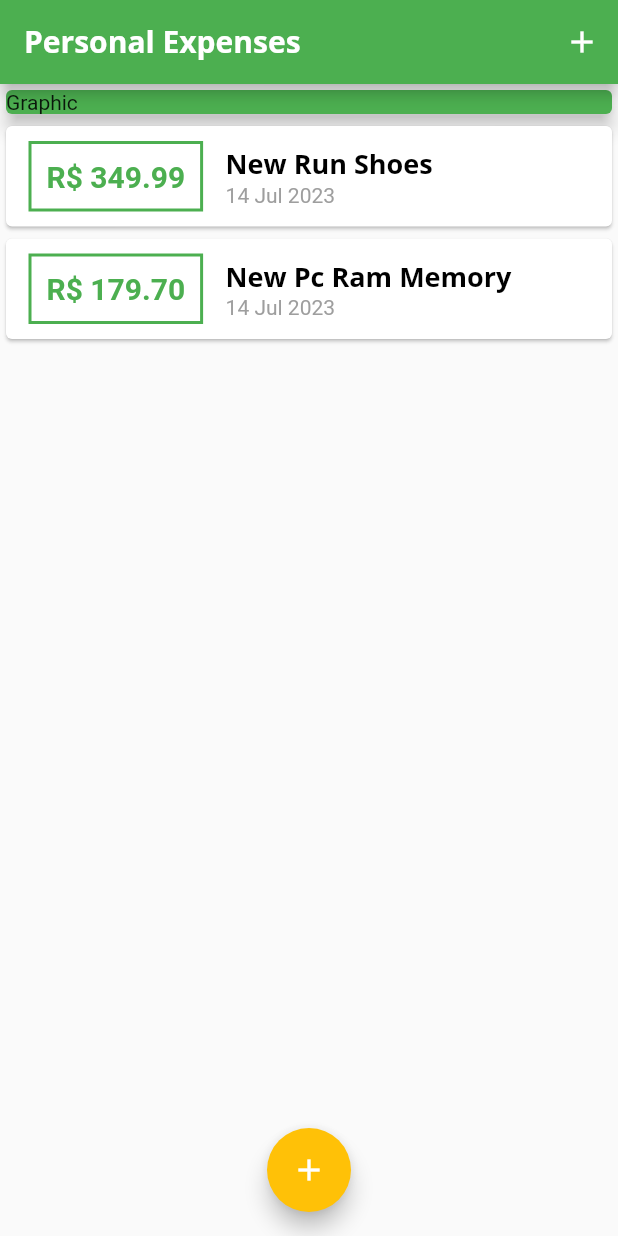
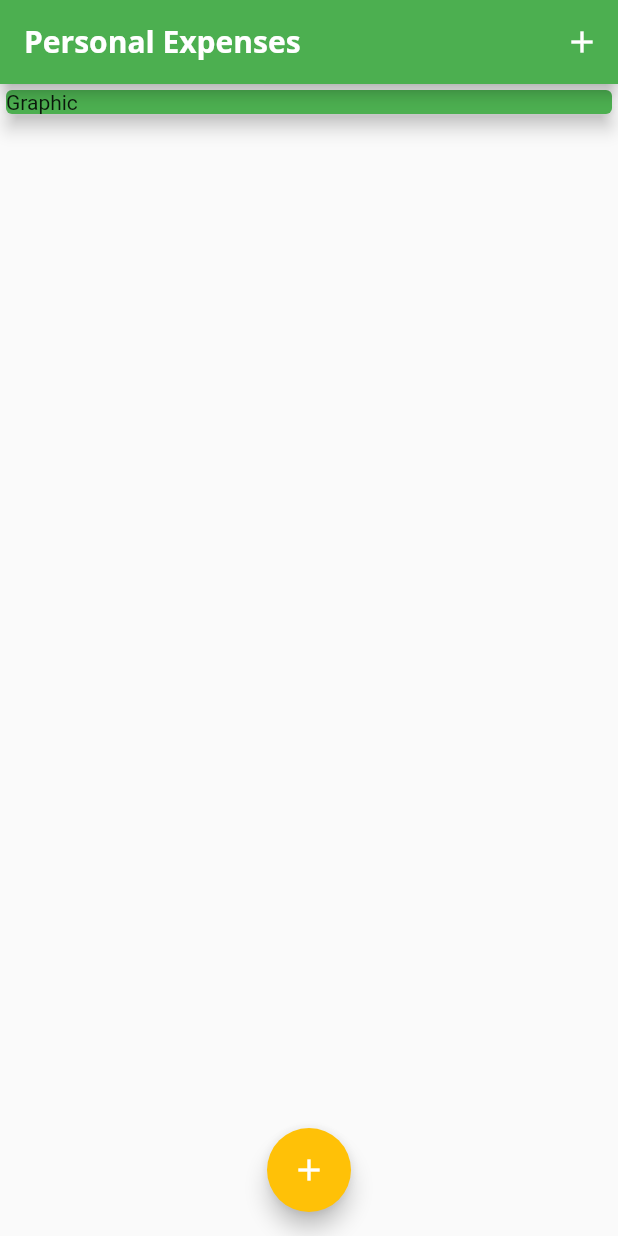
Before and after one commit to jternesconte/Expenses-App, a Flutter app: the screen it shows after launch, on a phone screen of 412 x 824 dp. Run offline on Flutter 3.47's test engine with Material 2 defaults, Android fonts, the phone set to English and light mode, and no system bars.

```diff
--- a/lib/main.dart
+++ b/lib/main.dart
@@ -48,19 +48,19 @@ class MyHomePage extends StatefulWidget {
 
 class _MyHomePageState extends State<MyHomePage> {
 
-    final _transactions = [
-    Transaction(
-      id: "t1",
-      title: "New Run Shoes",
-      value: 349.99,
-      date: DateTime.now(),
-    ),
-    Transaction(
-      id: "t2",
-      title: "New Pc Ram Memory",
-      value: 179.7,
-      date: DateTime.now(),
-    ),
+    final List<Transaction> _transactions = [
+    // Transaction(
+    //   id: "t1",
+    //   title: "New Run Shoes",
+    //   value: 349.99,
+    //   date: DateTime.now(),
+    // ),
+    // Transaction(
+    //   id: "t2",
+    //   title: "New Pc Ram Memory",
+    //   value: 179.7,
+    //   date: DateTime.now(),
+    // ),
   ];
 
   _addTransaction(String title, double value) {
```
